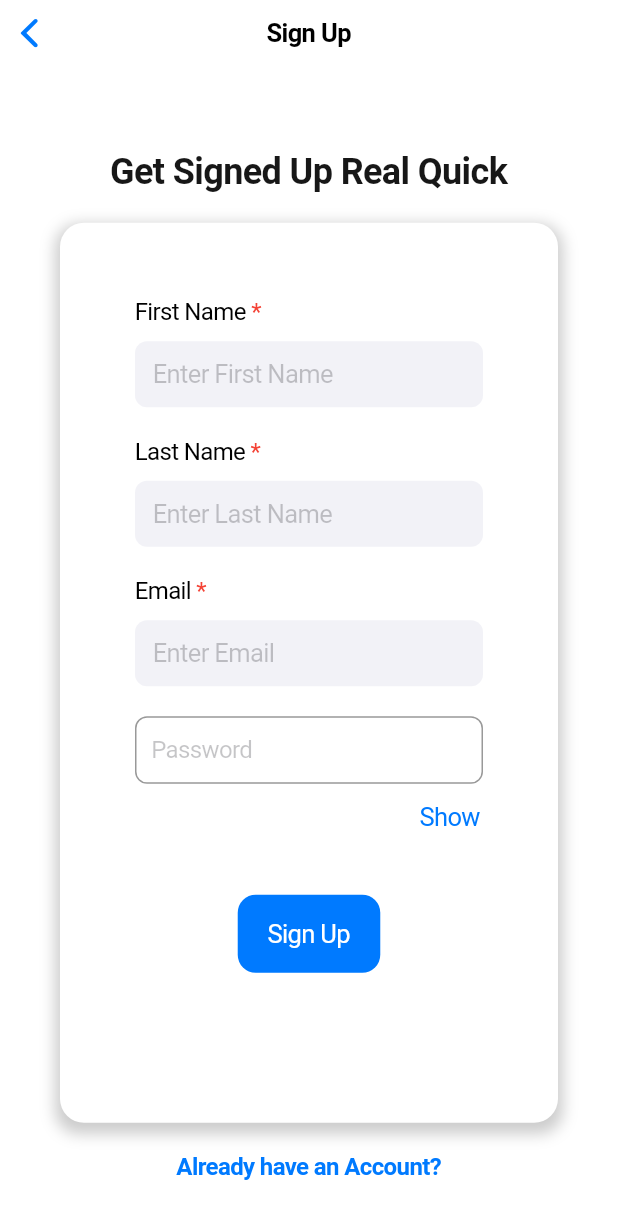
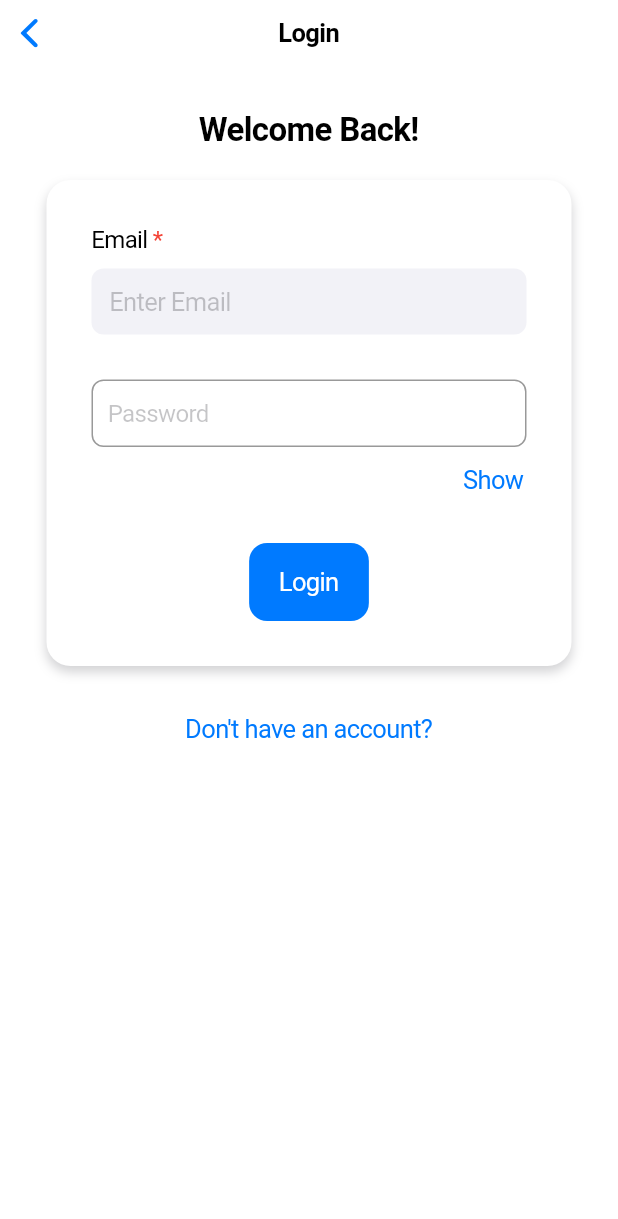
Before and after one commit to upasan01/Cross-Platform-Student-Management-App, a Flutter app: the SignUpPage screen opened directly, after a tap on "Already have an Account?", on a phone screen of 412 x 824 dp. Shown: the top 1219 px of the screen. Run offline on Flutter 3.47's test engine with Material 3 defaults, Android fonts, the phone set to English and light mode, and no system bars; our stand-ins replace flutter_secure_storage, image_picker; accounts and stored records are empty.

Commit message:
Added Login Functionality

```diff
--- a/client/tecb_profiler/lib/pages/getting_started.dart
+++ b/client/tecb_profiler/lib/pages/getting_started.dart
@@ -1,14 +1,11 @@
 import 'package:flutter/cupertino.dart';
 import 'package:tecb_profiler/pages/signup_page.dart';
-import 'package:tecb_profiler/student_data_model.dart';
 
 class GettingStartedPage extends StatelessWidget {
   const GettingStartedPage({super.key});
 
     // Handle Navigation and actions
     void _startForm(BuildContext context) {
-    // Create a new StudentFormData object when the user starts the form
-    final studentData = StudentData();
 
     // Navigate to Page 1 and pass the studentData
     Navigator.push(
--- a/client/tecb_profiler/lib/pages/login_page.dart
+++ b/client/tecb_profiler/lib/pages/login_page.dart
@@ -0,0 +1,180 @@
+import 'dart:convert';
+
+import 'package:flutter/cupertino.dart';
+import 'package:tecb_profiler/components/form_field.dart';
+import 'package:tecb_profiler/components/utils/error_dialouge.dart';
+import 'package:tecb_profiler/pages/student_personal_details.dart';
+import 'package:tecb_profiler/services/api_services.dart';
+import 'package:tecb_profiler/pages/signup_page.dart';
+import 'package:tecb_profiler/services/jwt_actions.dart';
+import 'package:tecb_profiler/student_data_model.dart'; // Import SignUpPage
+
+class LoginPage extends StatefulWidget {
+  const LoginPage({super.key});
+
+  @override
+  State<LoginPage> createState() => _LoginPageState();
+}
+
+class _LoginPageState extends State<LoginPage> {
+  final emailController = TextEditingController();
+  final passwordController = TextEditingController();
+
+  final emailFieldKey = GlobalKey<CustomFormFieldState>();
+  final passwordFieldKey = GlobalKey<FormFieldState>();
+
+  bool _isPasswordVisible = false;
+
+  Future<void> _handleLogin() async {
+    final allValid = emailFieldKey.currentState?.validate() ?? false;
+
+    if (!allValid || passwordController.text.isEmpty) {
+      showCupertinoDialog(
+        context: context,
+        builder: (_) => CupertinoAlertDialog(
+          title: const Text("Missing Fields"),
+          content: const Text("Please enter both email and password."),
+          actions: [
+            CupertinoDialogAction(
+              child: const Text("OK"),
+              onPressed: () => Navigator.pop(context),
+            ),
+          ],
+        ),
+      );
+      return;
+    }
+
+    try {
+      final response = await ApiService.sendLoginRequest(
+        email: emailController.text.trim(),
+        password: passwordController.text,
+      );
+
+      if(!mounted) return;
+
+      if (response.statusCode == 200) {
+        final responseData = json.decode(response.body);
+        final token = responseData['token'];
+
+        await TokenStorage.saveToken(token);
+
+        if(!mounted) return;
+
+        // Create a new StudentFormData object when the user starts the form
+        final studentData = StudentData();
+
+        Navigator.push(
+          context,
+          CupertinoPageRoute(builder: (context)=> StudentPersonalDetails(studentData: studentData)));
+      }else {
+          ErrorDialogUtility.showErrorDialog(
+            context,
+            errorMessage: "Login failed. Please check your credentials.",
+        );}
+
+
+    } catch (error) {
+      ErrorDialogUtility.showErrorDialog(
+        context,
+        errorMessage: error.toString(),
+      );
+    }
+  }
+
+  @override
+  Widget build(BuildContext context) {
+    return CupertinoPageScaffold(
+      navigationBar: const CupertinoNavigationBar(
+        middle: Text('Login'),
+      ),
+      child: SafeArea(
+        child: Center(
+          child: Column(
+            children: [
+              const SizedBox(height: 30),
+              const Text(
+                "Welcome Back!",
+                style: TextStyle(fontSize: 22, fontWeight: FontWeight.w600),
+              ),
+              const SizedBox(height: 20),
+              Container(
+                width: 350,
+                padding: const EdgeInsets.all(30),
+                decoration: BoxDecoration(
+                  color: CupertinoColors.white,
+                  borderRadius: BorderRadius.circular(16),
+                  boxShadow: [
+                    BoxShadow(
+                      color: CupertinoColors.systemGrey.withOpacity(0.4),
+                      blurRadius: 6,
+                      offset: const Offset(0, 4),
+                    ),
+                  ],
+                ),
+                child: Column(
+                  children: [
+                    CustomFormField(
+                      key: emailFieldKey,
+                      label: 'Email',
+                      controller: emailController,
+                      required: true,
+                      keyboardType: TextInputType.emailAddress,
+                    ),
+                    const SizedBox(height: 10),
+                    CupertinoTextField(
+                      key: passwordFieldKey,
+                      controller: passwordController,
+                      obscureText: !_isPasswordVisible,
+                      placeholder: 'Password',
+                      padding: const EdgeInsets.symmetric(vertical: 12, horizontal: 10),
+                      style: const TextStyle(fontSize: 16),
+                      decoration: BoxDecoration(
+                        border: Border.all(color: CupertinoColors.inactiveGray),
+                        borderRadius: BorderRadius.circular(8),
+                      ),
+                    ),
+                    Align(
+                      alignment: Alignment.centerRight,
+                      child: CupertinoButton(
+                        padding: EdgeInsets.zero,
+                        onPressed: () {
+                          setState(() {
+                            _isPasswordVisible = !_isPasswordVisible;
+                          });
+                        },
+                        child: Text(
+                          _isPasswordVisible ? 'Hide' : 'Show',
+                          style: const TextStyle(color: CupertinoColors.activeBlue),
+                        ),
+                      ),
+                    ),
+                    const SizedBox(height: 20),
+                    CupertinoButton.filled(
+                      onPressed: _handleLogin,
+                      child: const Text('Login'),
+                    ),
+                  ],
+                ),
+              ),
+              const SizedBox(height: 20),
+              CupertinoButton(
+                padding: EdgeInsets.zero,
+                onPressed: () {
+                  Navigator.push(
+                    context,
+                    CupertinoPageRoute(builder: (context) => const SignUpPage()),
+                  );
+                },
+                child: const Text(
+                  "Don't have an account?",
+                  style: TextStyle(color: CupertinoColors.activeBlue),
+                ),
+              ),
+            ],
+          ),
+        ),
+      ),
+    );
+  }
+}
--- a/client/tecb_profiler/lib/pages/signup_page.dart
+++ b/client/tecb_profiler/lib/pages/signup_page.dart
@@ -1,6 +1,7 @@
 import 'package:flutter/cupertino.dart';
 import 'package:tecb_profiler/components/form_field.dart';
 import 'package:tecb_profiler/components/utils/error_dialouge.dart';
+import 'package:tecb_profiler/pages/login_page.dart';
 import 'package:tecb_profiler/services/api_services.dart';
 
 class SignUpPage extends StatefulWidget {
@@ -62,8 +63,15 @@ class _SignUpPageState extends State<SignUpPage> {
         password: passwordController.text
       );
 
+      if(!mounted) return;
+
       if(response.statusCode == 200){
-
+        Navigator.push(
+          context,
+          CupertinoPageRoute(builder: (context) => LoginPage())
+        );
+      }else{
+        ErrorDialogUtility.showErrorDialog(context, errorMessage: response.body.toString());
       }
 
     } catch (error) {
@@ -188,7 +196,10 @@ class _SignUpPageState extends State<SignUpPage> {
                   child: GestureDetector(
                     onTap: () {
                       // Handle tap here (e.g., navigate to Login page)
-                      print("Navigate to Login Page");
+                      Navigator.push(
+                        context,
+                        CupertinoPageRoute(builder: (context) => LoginPage())
+                      );
                     },
                     child: Text(
                       'Already have an Account?',
--- /dev/null
+++ b/client/tecb_profiler/lib/services/jwt_actions.dart
@@ -0,0 +1,20 @@
+import 'package:flutter_secure_storage/flutter_secure_storage.dart';
+
+class TokenStorage {
+  static final FlutterSecureStorage _storage = FlutterSecureStorage();
+
+  // Save the token securely
+  static Future<void> saveToken(String token) async {
+    await _storage.write(key: 'token', value: token);
+  }
+
+  // Get the stored token
+  static Future<String?> getToken() async {
+    return await _storage.read(key: 'token');
+  }
+
+  // Delete the stored token
+  static Future<void> deleteToken() async {
+    await _storage.delete(key: 'token');
+  }
+}
--- a/client/tecb_profiler/pubspec.yaml
+++ b/client/tecb_profiler/pubspec.yaml
@@ -28,6 +28,8 @@ environment:
 # the latest version available on pub.dev. To see which dependencies have newer
 # versions available, run `flutter pub outdated`.
 dependencies:
+  flutter_secure_storage: ^9.2.4
+
   http: ^1.3.0
 
   image_picker: ^1.1.2
```
Also changed, not shown: client/tecb_profiler/lib/services/api_services.dart (+24 -0 lines), client/tecb_profiler/pubspec.lock, 6 other files.
